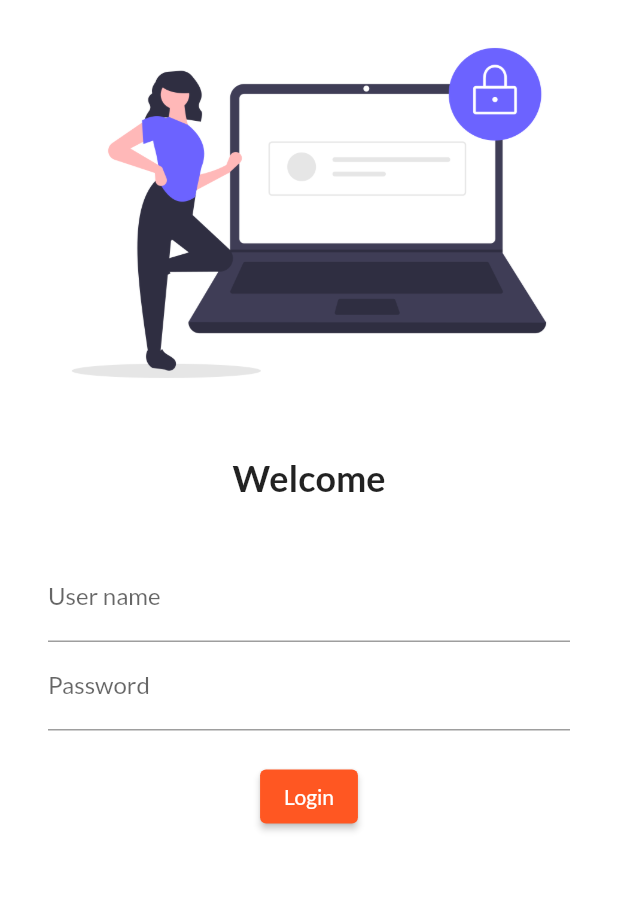
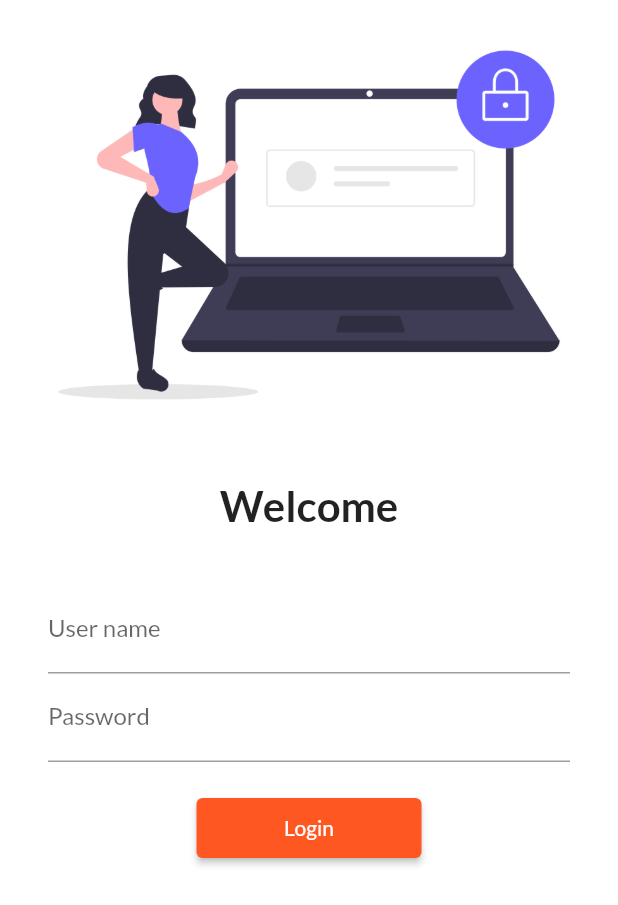
Before and after one commit to kravindra1415/FlutterTutorial, a Flutter app: the screen it shows after launch, on a phone screen of 412 x 824 dp. Shown: the top 905 px of the screen. Run offline on Flutter 3.47's test engine with Material 2 defaults, Android fonts, the light colour scheme and no system bars; our stand-ins replace google_fonts.

Commit message:
day 5 completed

```diff
--- a/lib/main.dart
+++ b/lib/main.dart
@@ -1,6 +1,7 @@
 import 'package:flutter/material.dart';
 import 'package:flutter_catalog_app/pages/homepage.dart';
 import 'package:flutter_catalog_app/pages/loginpage.dart';
+import 'package:flutter_catalog_app/utils/routes.dart';
 import 'package:google_fonts/google_fonts.dart';
 
 void main() {
@@ -26,8 +27,8 @@
 
       routes: {
         "/": (context) => LoginPage(),
-        "/login": (context) => LoginPage(),
-        "/home": (context) => HomePage(),
+        MyRoutes.loginRoute: (context) => LoginPage(),
+        MyRoutes.homeRoute: (context) => HomePage(),
       },
     );
   }
--- a/lib/pages/homepage.dart
+++ b/lib/pages/homepage.dart
@@ -7,7 +7,7 @@
   Widget build(BuildContext context) {
     return Scaffold(
       appBar: AppBar(
-        title: Text('catalog App'),
+        title: Text('Catalog App'),
       ),
       body: Center(
         child: Container(
--- a/lib/pages/loginpage.dart
+++ b/lib/pages/loginpage.dart
@@ -1,6 +1,5 @@
-import 'dart:ui';
-
 import 'package:flutter/material.dart';
+import 'package:flutter_catalog_app/utils/routes.dart';
 
 class LoginPage extends StatelessWidget {
   const LoginPage({Key? key}) : super(key: key);
@@ -9,11 +8,13 @@
   Widget build(BuildContext context) {
     return Material(
       color: Colors.white,
+      child: SingleChildScrollView(
         child: Column(
           children: [
             Image.asset(
               'assets/images/login_page.png',
               fit: BoxFit.cover,
+              height: 300,
             ),
             SizedBox(
               height: 20.0,
@@ -21,7 +22,7 @@
             Text(
               'Welcome',
               style: TextStyle(
-              fontSize: 24,
+                fontSize: 28,
                 fontWeight: FontWeight.bold,
               ),
             ),
@@ -46,15 +47,22 @@
                     height: 20.0,
                   ),
                   ElevatedButton(
-                  onPressed: () {},
+                    onPressed: () {
+                      Navigator.pushNamed(context, MyRoutes.homeRoute);
+                    },
                     child: Text('Login'),
-                  style: TextButton.styleFrom(),
+                    style: TextButton.styleFrom(
+                        minimumSize: Size(
+                      150,
+                      40,
+                    )),
                   ),
                 ],
               ),
             )
           ],
         ),
+      ),
     );
   }
 }
--- /dev/null
+++ b/lib/utils/routes.dart
@@ -0,0 +1,5 @@
+class MyRoutes {
+  static String loginRoute = "/login";
+  static String homeRoute = "/home";
+  //static String loginRoute = "/login";
+}
```
Lines whose indentation alone changed are shown as unchanged.
